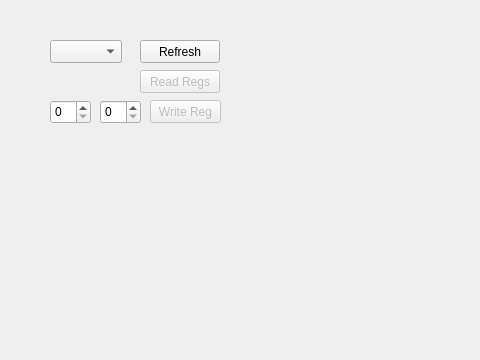
Old version of the form mainwindow.ui in the repository RLCproto/DbgMP2722.
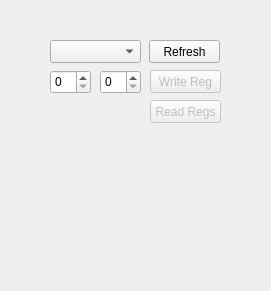
New version of the form.

Commit message: Reading the registers value and representing their values in the appropriate fields.

```diff
--- a/mainwindow.ui
+++ b/mainwindow.ui
@@ -6,8 +6,8 @@
    <rect>
     <x>0</x>
     <y>0</y>
-    <width>480</width>
-    <height>360</height>
+    <width>271</width>
+    <height>291</height>
    </rect>
   </property>
   <property name="windowTitle">
@@ -19,7 +19,7 @@
      <rect>
       <x>50</x>
       <y>40</y>
-      <width>72</width>
+      <width>91</width>
       <height>23</height>
      </rect>
     </property>
@@ -27,9 +27,9 @@
    <widget class="QPushButton" name="I2cBusOpenPushButton">
     <property name="geometry">
      <rect>
-      <x>140</x>
+      <x>149</x>
       <y>40</y>
-      <width>80</width>
+      <width>71</width>
       <height>23</height>
      </rect>
     </property>
@@ -44,7 +44,7 @@
     <property name="geometry">
      <rect>
       <x>50</x>
-      <y>100</y>
+      <y>70</y>
       <width>41</width>
       <height>24</height>
      </rect>
@@ -62,9 +62,9 @@
     </property>
     <property name="geometry">
      <rect>
-      <x>140</x>
-      <y>70</y>
-      <width>80</width>
+      <x>150</x>
+      <y>100</y>
+      <width>71</width>
       <height>23</height>
      </rect>
     </property>
@@ -79,7 +79,7 @@
     <property name="geometry">
      <rect>
       <x>150</x>
-      <y>100</y>
+      <y>70</y>
       <width>71</width>
       <height>23</height>
      </rect>
@@ -92,7 +92,7 @@
     <property name="geometry">
      <rect>
       <x>100</x>
-      <y>100</y>
+      <y>70</y>
       <width>41</width>
       <height>24</height>
      </rect>
```
Left out of the diff: 11 changed lines with no effect on the pictures. The commit also changes 2 other files.
